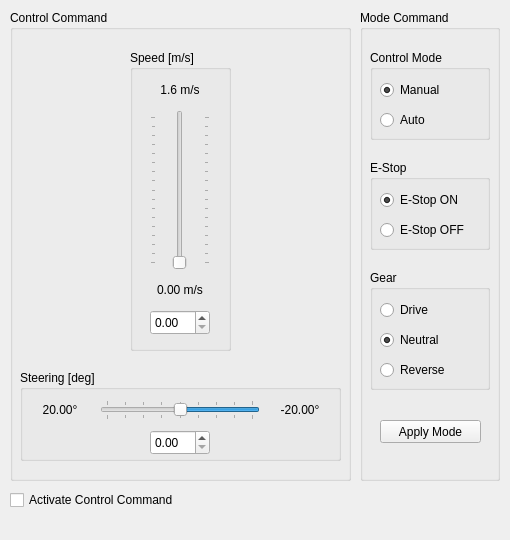
First picture: the form in src/t870_rqt_plugin/ui/control_panel.ui, repository mingminQ/t870_ros, before the edit.
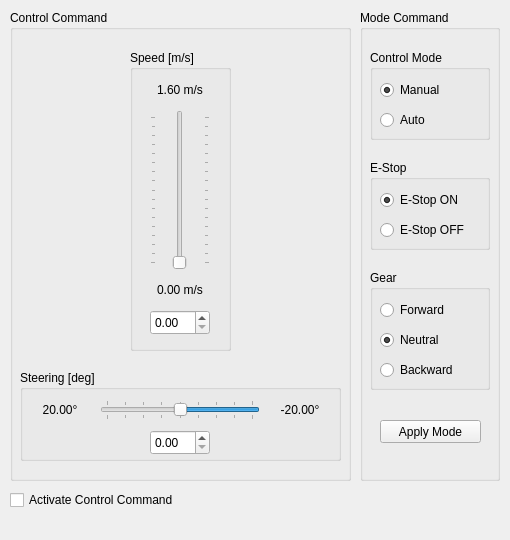
Second picture: the form after the edit.

```diff
--- a/src/t870_rqt_plugin/ui/control_panel.ui
+++ b/src/t870_rqt_plugin/ui/control_panel.ui
@@ -104,7 +104,7 @@
        </rect>
       </property>
       <property name="text">
-       <string>Reverse</string>
+       <string>Backward</string>
       </property>
      </widget>
      <widget class="QRadioButton" name="drive_button">
@@ -117,7 +117,7 @@
        </rect>
       </property>
       <property name="text">
-       <string>Drive</string>
+       <string>Forward</string>
       </property>
      </widget>
      <widget class="QRadioButton" name="neutral_button">
@@ -259,7 +259,7 @@
        </rect>
       </property>
       <property name="text">
-       <string>1.6 m/s</string>
+       <string>1.60 m/s</string>
       </property>
       <property name="alignment">
        <set>Qt::AlignCenter</set>
```
Left out of the diff: 4 changed lines with no effect on the pictures.
